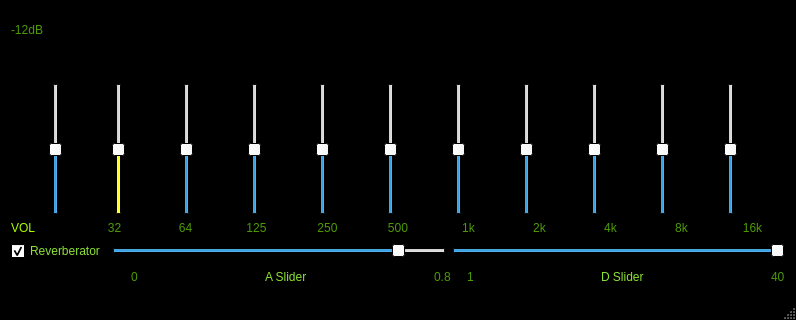
Before: the Qt Designer form mainwindow.ui in carpco/ProjectDSP, drawn with Qt 5; both pictures show x 0 to 796 and y 204 to 524 of the 796 by 524 pixel window.
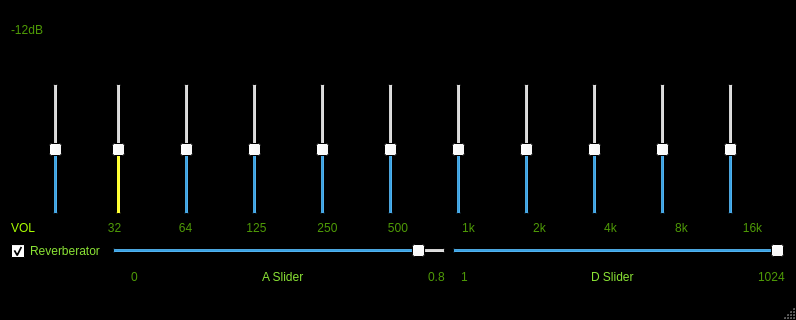
After: the same form once the commit is applied. Icons and pictures are not drawn.

The edit to the form file:
```diff
--- a/mainwindow.ui
+++ b/mainwindow.ui
@@ -735,10 +735,10 @@
       <item>
        <widget class="QSlider" name="aSlider">
         <property name="maximum">
-         <number>40</number>
+         <number>80</number>
         </property>
         <property name="value">
-         <number>35</number>
+         <number>75</number>
         </property>
         <property name="orientation">
          <enum>Qt::Horizontal</enum>
@@ -1072,7 +1072,7 @@
       <item>
        <widget class="QLabel" name="label_19">
         <property name="text">
-         <string>40</string>
+         <string>1024</string>
         </property>
        </widget>
       </item>
```
Left out of the diff: 10 changed lines with no effect on the pictures.
